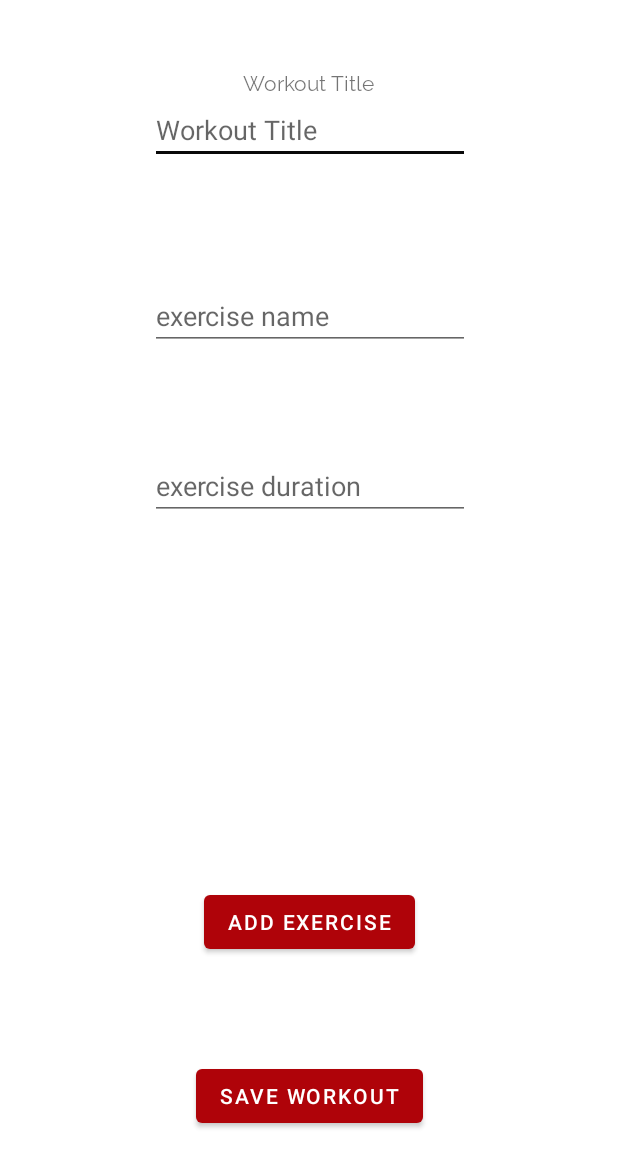
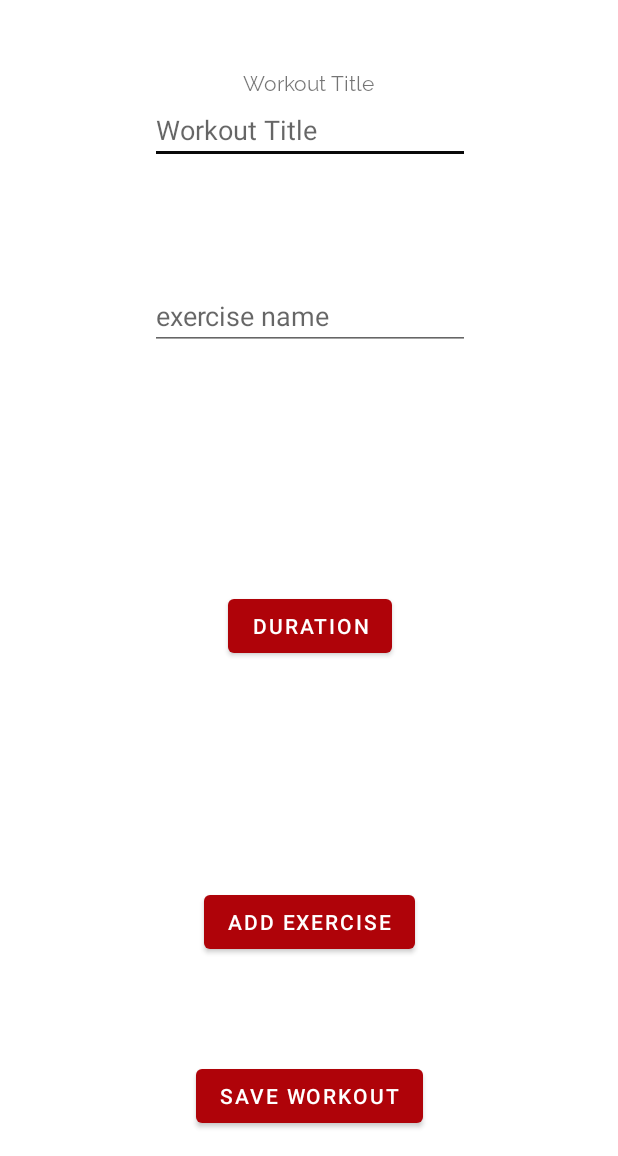
Before and after one commit to D-Kennedy98/WorkoutTimer, an Android app: the CreateWorkoutActivity screen opened directly, with no data from a screen before it, on a phone screen of 412 x 824 dp, the part 80-1236 px from its top. Run offline under Robolectric (Android 15) with nearby library versions, the phone set to English and light mode, and no system bars; 1 statement that could not run was skipped.

Commit message:
Implemented DialogFragmentPicker for inputting exercise duration.

```diff
--- a/app/build.gradle
+++ b/app/build.gradle
@@ -35,8 +35,12 @@ dependencies {
     implementation 'com.google.android.material:material:1.1.0'
     implementation 'com.google.code.gson:gson:2.8.6' // for type conversion
 
+    implementation 'mobi.upod:time-duration-picker:1.1.3' // duration picker for exercises
 
 
+    /**
+     * database storage - Room
+     */
     def room_version = "2.2.5"
     implementation "androidx.room:room-runtime:$room_version"
     annotationProcessor "androidx.room:room-compiler:$room_version"
--- a/app/src/main/java/com/dk/workouttimer/activities/InformationActivity.java
+++ b/app/src/main/java/com/dk/workouttimer/activities/InformationActivity.java
@@ -11,7 +11,6 @@ import android.view.View;
 import android.widget.ImageView;
 
 import com.dk.workouttimer.R;
-import com.dk.workouttimer.activities.WorkoutsActivity;
 
 import androidx.appcompat.app.AppCompatActivity;
 
--- a/app/src/main/java/com/dk/workouttimer/database/AppDatabase.java
+++ b/app/src/main/java/com/dk/workouttimer/database/AppDatabase.java
@@ -28,12 +28,12 @@ public abstract class AppDatabase extends RoomDatabase {
     private static final String NAME = "workout-DB";
 
     /**
-     * Default constructor.
+     * default constructor.
      */
     AppDatabase(){}
 
     /**
-     * get instance of the created com.dk.workouttimer.database
+     * Get instance of the created com.dk.workouttimer.database.
      * @param context current state of application
      * @return AppDatabase instance
      * TODO: change so it doesn't run on main thread
--- a/app/src/main/java/com/dk/workouttimer/database/Converter.java
+++ b/app/src/main/java/com/dk/workouttimer/database/Converter.java
@@ -19,7 +19,7 @@ import androidx.room.TypeConverter;
 public class Converter {
 
     /**
-     * convert List<Exercise> to string for com.dk.workouttimer.database storage
+     * Convert List<Exercise> to string for database storage.
      * @param exerciseList exercises objects for conversion
      * @return string form of List<Exercise>
      */
@@ -36,7 +36,7 @@ public class Converter {
     }
 
     /**
-     * convert string back to List<Exercise> when retrieving from com.dk.workouttimer.database
+     * Convert string back to List<Exercise> when retrieving from database.
      * @param exercisesString string form of List<Exercise> to be converted back
      * @return original List<Exercise> that was stored in com.dk.workouttimer.database
      */
--- a/app/src/main/res/layout/activity_create_workout.xml
+++ b/app/src/main/res/layout/activity_create_workout.xml
@@ -71,14 +71,14 @@
         app:layout_constraintStart_toStartOf="parent"
         app:layout_constraintTop_toBottomOf="@+id/header" />
 
-    <EditText
-        android:id="@+id/duration_input"
+    <Button
+        android:id="@+id/duration_btn"
         android:layout_width="wrap_content"
         android:layout_height="wrap_content"
         android:layout_marginTop="68dp"
-        android:ems="10"
-        android:hint="@string/exercise_duration"
-        android:inputType="number"
+        android:layout_marginBottom="57dp"
+        android:text="@string/duration"
+        app:layout_constraintBottom_toTopOf="@+id/add_exercise_btn"
         app:layout_constraintEnd_toEndOf="parent"
         app:layout_constraintHorizontal_bias="0.503"
         app:layout_constraintStart_toStartOf="parent"
@@ -88,9 +88,9 @@
         android:id="@+id/add_exercise_btn"
         android:layout_width="wrap_content"
         android:layout_height="wrap_content"
-        android:layout_marginBottom="132dp"
+        android:layout_marginBottom="68dp"
         android:text="@string/add_exercise"
-        app:layout_constraintBottom_toBottomOf="parent"
+        app:layout_constraintBottom_toTopOf="@+id/save_btn"
         app:layout_constraintEnd_toEndOf="parent"
         app:layout_constraintStart_toStartOf="parent" />
 
@@ -116,4 +116,6 @@
         app:layout_constraintStart_toStartOf="parent" />
 
 
+
+
 </androidx.constraintlayout.widget.ConstraintLayout>
--- a/app/src/main/res/layout/workout_grid_layout.xml
+++ b/app/src/main/res/layout/workout_grid_layout.xml
@@ -54,7 +54,7 @@
                 android:layout_height="wrap_content"
                 android:layout_gravity="center_horizontal"
                 android:layout_marginTop="8dp"
-                android:text="@string/duration"
+                android:text="@string/duration_x"
                 android:textColor="@color/black"
                 android:textSize="14sp"
                 app:layout_constraintEnd_toEndOf="parent"
--- a/app/src/main/res/values/strings.xml
+++ b/app/src/main/res/values/strings.xml
@@ -55,9 +55,10 @@
     <string name="workout_title">Workout Title</string>
     <string name="exercise_duration">exercise duration</string>
     <string name="exercise_name">exercise name</string>
-    <string name="duration">Duration %d</string>
+    <string name="duration_x">Duration %d</string>
     <string name="number_of_exercises">No. exercises</string>
     <string name="save_workout">Save Workout</string>
+    <string name="duration">Duration</string>
 
 
 </resources>
```
Also changed, not shown: app/src/main/java/com/dk/workouttimer/activities/CreateWorkoutActivity.java (+88 -54 lines), app/src/main/java/com/dk/workouttimer/activities/TimerActivity.java (+6 -6 lines), app/src/main/java/com/dk/workouttimer/activities/WorkoutsActivity.java (+21 -19 lines), app/src/main/java/com/dk/workouttimer/fragment/DurationDialogFragment.java (added, +55 -0 lines), app/src/main/java/com/dk/workouttimer/models/Exercise.java (+6 -6 lines), app/src/main/res/layout/exercise_duration_fragment.xml (added, +18 -0 lines), app/src/main/res/values/styles.xml (+7 -0 lines).
